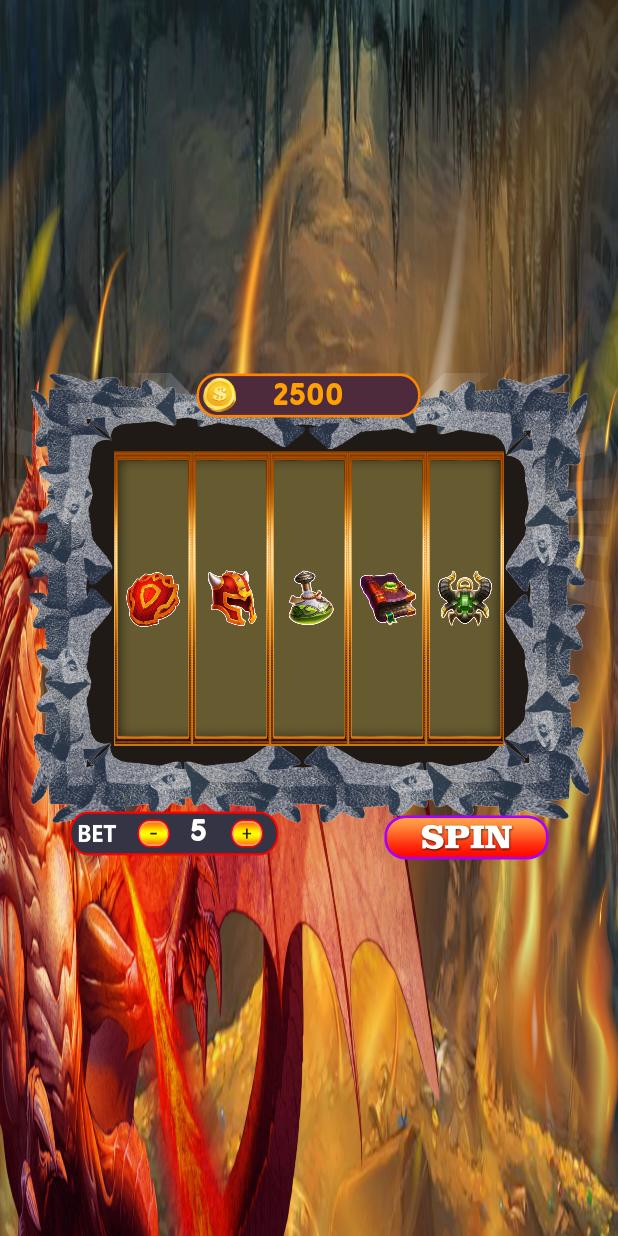
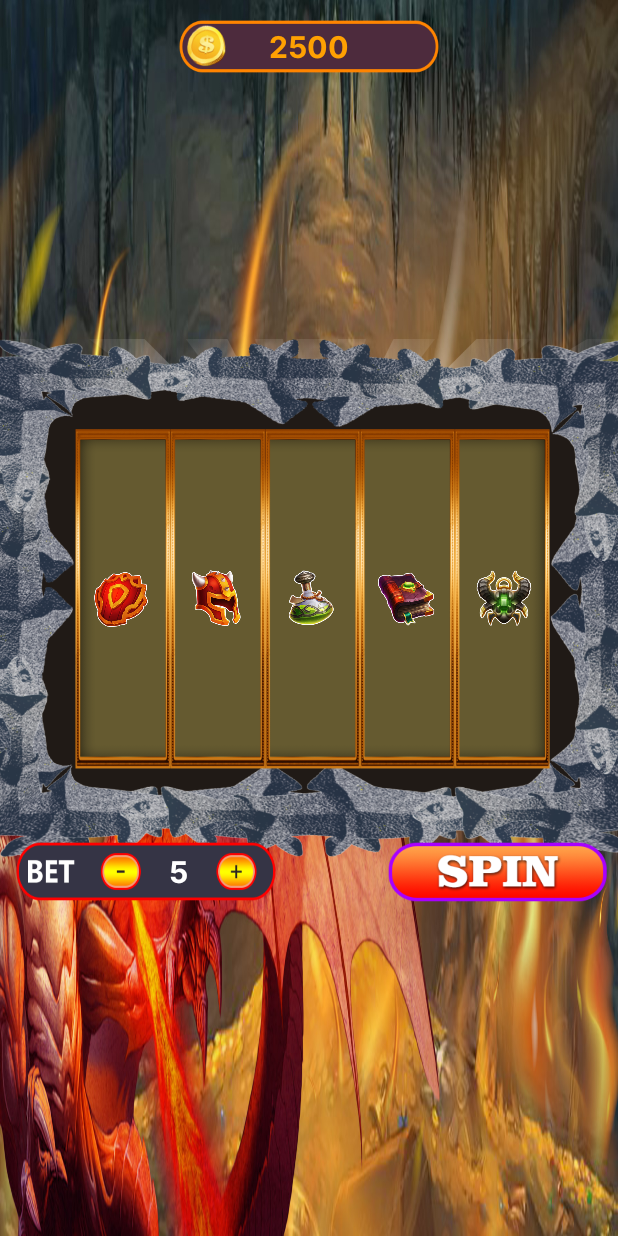
Before and after one commit to SemikAlexander/SlotMachine4, an Android app: the layout activity_main.xml on its own in the app's theme, with its tools: preview values and no code run, on a phone screen of 412 x 824 dp. Run offline under Robolectric (Android 15) with nearby library versions, the phone set to English and light mode, and no system bars.

Commit message:
Edit design

```diff
--- a/app/src/main/java/com/example/slotmachine4/MainActivity.kt
+++ b/app/src/main/java/com/example/slotmachine4/MainActivity.kt
@@ -12,6 +12,10 @@ class MainActivity : AppCompatActivity() {
 
         binding = ActivityMainBinding.inflate(layoutInflater)
         setContentView(binding.root)
+    }
+
+    override fun onStart() {
+        super.onStart()
 
         binding.apply {
 
--- /dev/null
+++ b/app/src/main/java/com/example/slotmachine4/game/Slots.kt
@@ -0,0 +1,37 @@
+package com.example.slotmachine4.game
+
+class Slots(
+        private val spinListener: SpinListener?,
+        private val imageList: List<Int>,
+        private var start: Long
+) : Thread() {
+    interface SpinListener {
+        fun newImage(img: Int)
+    }
+
+    var index = 0
+    var idImage = 0
+    var isGameStarted = true
+
+    override fun run() {
+        sleep(start)
+
+        while (isGameStarted) {
+            sleep(100)
+
+            index++
+            if (index > imageList.size - 1) {
+                index = 0
+            }
+            idImage = imageList[index]
+
+            spinListener?.newImage(imageList[index])
+        }
+    }
+
+    fun stopSpin() {
+        isGameStarted = false
+        start = 50
+        run()
+    }
+}
--- a/app/src/main/java/com/example/slotmachine4/view/UserGoldTextView.kt
+++ b/app/src/main/java/com/example/slotmachine4/view/UserGoldTextView.kt
@@ -13,6 +13,6 @@ class UserGoldTextView (context: Context, attrs: AttributeSet)
     init {
         setTextColor(ContextCompat.getColor(context, R.color.user_gold_color))
         setTextSize(TypedValue.COMPLEX_UNIT_SP, 20F)
-        typeface = ResourcesCompat.getFont(context, R.font.f19847)
+        typeface = ResourcesCompat.getFont(context, R.font.f20705)
     }
 }
--- a/app/src/main/java/com/example/slotmachine4/view/UserRateTextView.kt
+++ b/app/src/main/java/com/example/slotmachine4/view/UserRateTextView.kt
@@ -13,6 +13,6 @@ class UserRateTextView (context: Context, attrs: AttributeSet)
     init {
         setTextColor(ContextCompat.getColor(context, R.color.white))
         setTextSize(TypedValue.COMPLEX_UNIT_SP, 20F)
-        typeface = ResourcesCompat.getFont(context, R.font.f19847)
+        typeface = ResourcesCompat.getFont(context, R.font.f20705)
     }
 }
--- a/app/src/main/res/layout/activity_main.xml
+++ b/app/src/main/res/layout/activity_main.xml
@@ -1,81 +1,84 @@
 <?xml version="1.0" encoding="utf-8"?>
-<RelativeLayout
+<androidx.constraintlayout.widget.ConstraintLayout
     xmlns:android="http://schemas.android.com/apk/res/android"
+    xmlns:app="http://schemas.android.com/apk/res-auto"
     xmlns:tools="http://schemas.android.com/tools"
     android:layout_width="match_parent"
     android:layout_height="match_parent"
-    tools:context=".MainActivity"
-    android:background="@drawable/bakgraund1">
-
-    <RelativeLayout
-        android:layout_width="400dp"
-        android:layout_height="wrap_content"
-        android:layout_centerInParent="true"
-        tools:ignore="UselessParent">
+    android:background="@drawable/bakgraund1"
+    tools:context=".MainActivity">
 
     <RelativeLayout
         android:id="@+id/game_frame"
         android:layout_width="@dimen/frame_width"
         android:layout_height="@dimen/frame_height"
+        android:layout_marginStart="124dp"
+        android:layout_marginLeft="124dp"
         android:layout_marginTop="@dimen/margin_frame_top"
-            android:layout_centerHorizontal="true"
-            android:background="@drawable/ramka">
+        android:layout_marginEnd="121dp"
+        android:layout_marginRight="121dp"
+        android:layout_marginBottom="47dp"
+        android:background="@drawable/ramka"
+        app:layout_constraintBottom_toBottomOf="parent"
+        app:layout_constraintEnd_toEndOf="parent"
+        app:layout_constraintStart_toStartOf="parent"
+        app:layout_constraintTop_toTopOf="parent"
+        tools:ignore="MissingConstraints">
 
         <LinearLayout
             android:layout_width="match_parent"
             android:layout_height="wrap_content"
-                android:layout_centerVertical="true"
+            android:layout_centerInParent="true"
+            android:gravity="center"
             android:orientation="horizontal"
             tools:ignore="UselessParent">
 
             <ImageView
                 android:id="@+id/slot1"
-                    android:layout_width="47dp"
-                    android:layout_height="48dp"
+                android:layout_width="@dimen/slot_image_width"
+                android:layout_height="@dimen/slot_image_height"
+                android:scaleType="centerCrop"
                 android:src="@drawable/icon1"
-                    android:layout_marginLeft="72dp"
-                    android:layout_marginStart="72dp"
-                    android:scaleType="centerCrop"
                 tools:ignore="ContentDescription" />
 
             <ImageView
                 android:id="@+id/slot2"
-                    android:layout_width="47dp"
-                    android:layout_height="48dp"
+                android:layout_width="@dimen/slot_image_width"
+                android:layout_height="@dimen/slot_image_height"
+                android:layout_marginStart="16dp"
+                android:layout_marginLeft="16dp"
+                android:scaleType="centerCrop"
                 android:src="@drawable/icon2"
-                    android:layout_marginLeft="5dp"
-                    android:layout_marginStart="5dp"
-                    android:scaleType="centerCrop"
                 tools:ignore="ContentDescription" />
 
             <ImageView
                 android:id="@+id/slot3"
-                    android:layout_width="47dp"
-                    android:layout_height="48dp"
+                android:layout_width="@dimen/slot_image_width"
+                android:layout_height="@dimen/slot_image_height"
+                android:layout_marginStart="16dp"
+                android:layout_marginLeft="16dp"
+                android:scaleType="centerCrop"
                 android:src="@drawable/icon3"
-                    android:layout_marginLeft="5dp"
-                    android:layout_marginStart="5dp"
-                    android:scaleType="centerCrop"
                 tools:ignore="ContentDescription" />
 
             <ImageView
                 android:id="@+id/slot4"
-                    android:layout_width="47dp"
-                    android:layout_height="48dp"
+                android:layout_width="@dimen/slot_image_width"
+                android:layout_height="@dimen/slot_image_height"
+                android:layout_marginStart="16dp"
+                android:layout_marginLeft="16dp"
+                android:scaleType="centerCrop"
                 android:src="@drawable/icon4"
-                    android:layout_marginLeft="4dp"
-                    android:layout_marginStart="4dp"
-                    android:scaleType="centerCrop"
                 tools:ignore="ContentDescription" />
 
             <ImageView
                 android:id="@+id/slot5"
-                    android:layout_width="47dp"
-                    android:layout_height="48dp"
+                android:layout_width="@dimen/slot_image_width"
+                android:layout_height="@dimen/slot_image_height"
+                android:layout_marginStart="18dp"
+                android:layout_marginLeft="18dp"
+                android:scaleType="centerCrop"
                 android:src="@drawable/icon5"
-                    android:layout_marginLeft="4dp"
-                    android:layout_marginStart="4dp"
-                    android:scaleType="centerCrop"
                 tools:ignore="ContentDescription" />
 
         </LinearLayout>
@@ -83,82 +86,92 @@
     </RelativeLayout>
 
     <RelativeLayout
-            android:layout_width="@dimen/user_gold_width"
-            android:layout_height="@dimen/user_gold_height"
-            android:layout_marginTop="@dimen/margin_user_gold_top"
+        android:id="@+id/relativeLayout"
+        android:layout_width="173dp"
+        android:layout_height="35dp"
         android:layout_centerHorizontal="true"
-            android:background="@drawable/gold">
+        android:layout_marginStart="173dp"
+        android:layout_marginLeft="173dp"
+        android:layout_marginTop="13dp"
+        android:layout_marginEnd="173dp"
+        android:layout_marginRight="173dp"
+        android:background="@drawable/gold"
+        app:layout_constraintEnd_toEndOf="parent"
+        app:layout_constraintStart_toStartOf="parent"
+        app:layout_constraintTop_toTopOf="parent"
+        tools:ignore="MissingConstraints">
 
         <com.example.slotmachine4.view.UserGoldTextView
             android:id="@+id/user_gold_text_view"
             android:layout_width="wrap_content"
             android:layout_height="wrap_content"
             android:layout_centerInParent="true"
-                android:text="2500"/>
+            android:text="2500" />
+
+    </RelativeLayout>
+
+    <RelativeLayout
+        android:id="@+id/user_bet"
+        android:layout_width="173dp"
+        android:layout_height="39dp"
+        android:layout_marginStart="@dimen/margin_start_and_end"
+        android:layout_marginLeft="@dimen/margin_start_and_end"
+        android:layout_marginTop="335dp"
+        android:layout_marginBottom="25dp"
+        android:background="@drawable/bet"
+        app:layout_constraintStart_toStartOf="@+id/game_frame"
+        app:layout_constraintTop_toTopOf="@+id/game_frame"
+        tools:ignore="MissingConstraints">
+
+        <com.example.slotmachine4.view.UserRateTextView
+            android:id="@+id/user_rate"
+            android:layout_width="40dp"
+            android:layout_height="wrap_content"
+            android:layout_alignParentEnd="true"
+            android:layout_alignParentRight="true"
+            android:layout_centerInParent="true"
+            android:layout_marginEnd="45dp"
+            android:layout_marginRight="45dp"
+            android:gravity="center_horizontal"
+            android:text="5"
+            android:textAlignment="center" />
+
+        <Button
+            android:id="@+id/increase_rate"
+            android:layout_width="@dimen/bet_button_width"
+            android:layout_height="match_parent"
+            android:layout_alignParentEnd="true"
+            android:layout_alignParentRight="true"
+            android:layout_marginTop="3dp"
+            android:layout_marginEnd="15dp"
+            android:layout_marginRight="15dp"
+            android:background="@android:color/transparent" />
+
+        <Button
+            android:id="@+id/reduce_rate"
+            android:layout_width="@dimen/bet_button_width"
+            android:layout_height="match_parent"
+            android:layout_alignParentStart="true"
+            android:layout_alignParentLeft="true"
+            android:layout_marginStart="57dp"
+            android:layout_marginLeft="57dp"
+            android:layout_marginTop="3dp"
+            android:background="@android:color/transparent" />
 
     </RelativeLayout>
 
     <ImageView
         android:id="@+id/spin"
-            android:layout_width="110dp"
-            android:layout_height="35dp"
+        android:layout_width="146dp"
+        android:layout_height="40dp"
+        android:layout_marginEnd="@dimen/margin_start_and_end"
+        android:layout_marginRight="@dimen/margin_start_and_end"
         android:background="@android:color/transparent"
         android:src="@drawable/spin"
-            android:layout_alignParentRight="true"
-            android:layout_alignParentEnd="true"
-            android:layout_marginTop="312dp"
-            android:layout_marginRight="40dp"
-            android:layout_marginEnd="40dp"
-            tools:ignore="ContentDescription" />
+        android:scaleType="centerCrop"
+        app:layout_constraintEnd_toEndOf="@+id/game_frame"
+        app:layout_constraintTop_toTopOf="@+id/user_bet"
+        app:layout_constraintBottom_toBottomOf="@id/user_bet"
+        tools:ignore="ContentDescription,MissingConstraints" />
 
-        <RelativeLayout
-            android:id="@+id/user_bet"
-            android:layout_width="140dp"
-            android:layout_height="30dp"
-            android:layout_marginBottom="24dp"
-            android:background="@drawable/bet"
-            android:layout_alignParentLeft="true"
-            android:layout_alignParentStart="true"
-            android:layout_marginTop="312dp"
-            android:layout_marginLeft="40dp"
-            android:layout_marginStart="40dp">
-
-            <com.example.slotmachine4.view.UserRateTextView
-                android:id="@+id/user_rate"
-                android:layout_width="37dp"
-                android:layout_height="match_parent"
-                android:layout_alignParentRight="true"
-                android:layout_alignParentEnd="true"
-                android:layout_marginRight="35dp"
-                android:layout_marginEnd="35dp"
-                android:textAlignment="center"
-                android:gravity="center_horizontal"
-                android:text="5" />
-
-            <Button
-                android:id="@+id/increase_rate"
-                android:layout_width="25dp"
-                android:layout_height="20dp"
-                android:background="@android:color/transparent"
-                android:layout_marginTop="3dp"
-                android:layout_alignParentRight="true"
-                android:layout_alignParentEnd="true"
-                android:layout_marginRight="10dp"
-                android:layout_marginEnd="10dp" />
-
-            <Button
-                android:id="@+id/reduce_rate"
-                android:layout_width="25dp"
-                android:layout_height="20dp"
-                android:background="@android:color/transparent"
-                android:layout_marginTop="3dp"
-                android:layout_alignParentLeft="true"
-                android:layout_alignParentStart="true"
-                android:layout_marginLeft="43dp"
-                android:layout_marginStart="42dp" />
-
-        </RelativeLayout>
-
-    </RelativeLayout>
-
-</RelativeLayout>
+</androidx.constraintlayout.widget.ConstraintLayout>
--- a/app/src/main/res/values/dimen.xml
+++ b/app/src/main/res/values/dimen.xml
@@ -1,8 +1,15 @@
 <?xml version="1.0" encoding="utf-8"?>
 <resources>
-    <dimen name="frame_width">400dp</dimen>
-    <dimen name="frame_height">300dp</dimen>
+    <dimen name="frame_width">486dp</dimen>
+    <dimen name="frame_height">345dp</dimen>
     <dimen name="margin_frame_top">20dp</dimen>
+
+    <dimen name="margin_start_and_end">46dp</dimen>
+
+    <dimen name="bet_button_width">25dp</dimen>
+
+    <dimen name="slot_image_width">47dp</dimen>
+    <dimen name="slot_image_height">48dp</dimen>
 
     <dimen name="user_gold_width">150dp</dimen>
     <dimen name="user_gold_height">30dp</dimen>
```
Also changed, not shown: app/src/main/res/font/f20705.otf (added). Lines whose indentation alone changed are shown as unchanged.
